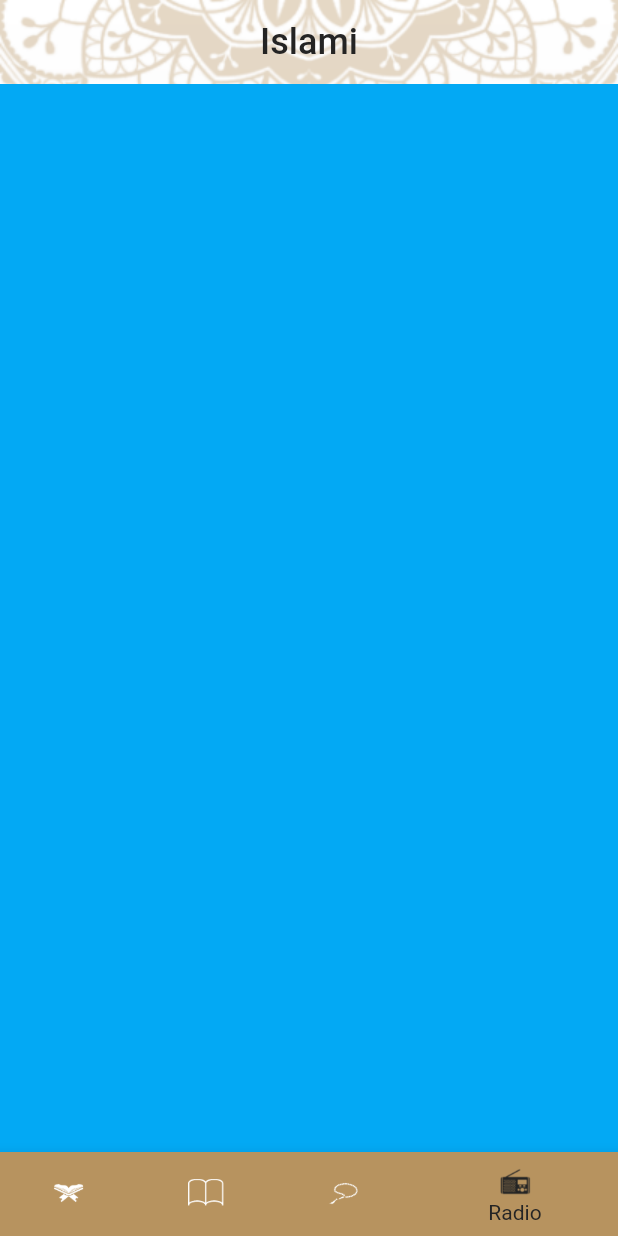
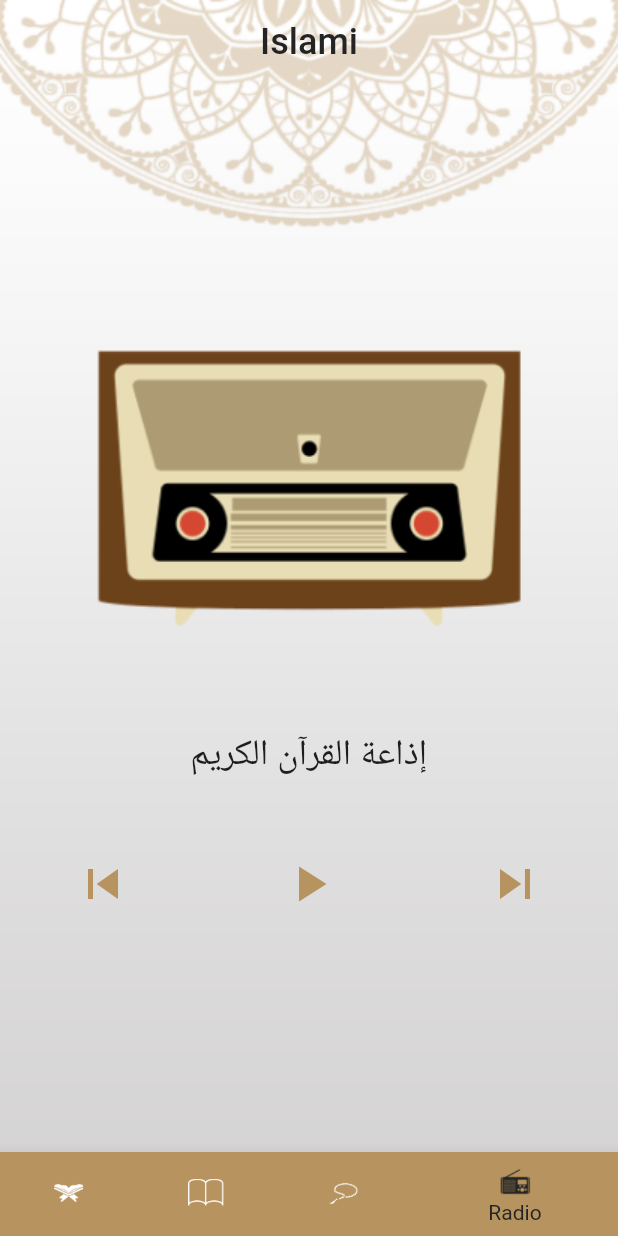
Before and after one commit to alimosaad/islamic_app, a Flutter app: the screen it shows after launch, item 4 of the bottom bar chosen, on a phone screen of 412 x 824 dp. Run offline on Flutter 3.47's test engine with Material 2 defaults, Android fonts, the phone set to English and light mode, and no system bars.

Commit message:
Finish radio tab.

```diff
--- a/lib/screens/home/radio/radio_tab.dart
+++ b/lib/screens/home/radio/radio_tab.dart
@@ -1,12 +1,27 @@
 import 'package:flutter/material.dart';
+import 'package:islami_app/MyThemeData.dart';
 
 class RadioTab extends StatelessWidget {
 
 
   @override
   Widget build(BuildContext context) {
-    return Container(
-      color: Colors.lightBlue,
+    return Column(
+      children: [
+        Spacer(),
+        Image.asset("assets/images/radio_main.png"),
+        SizedBox(height: 50,),
+        Text("إذاعة القرآن الكريم",style: Theme.of(context).textTheme.headlineSmall,),
+        SizedBox(height: 50,),
+        Row(
+          children: [
+            Expanded(child: Icon(Icons.skip_previous,color: MyThemeData.primaryColor,size: 40,)),
+            Expanded(child: Icon(Icons.play_arrow,color: MyThemeData.primaryColor,size: 40,)),
+            Expanded(child: Icon(Icons.skip_next,color: MyThemeData.primaryColor,size: 40,))
+          ],
+        ),
+        Spacer(),
+      ],
     );
   }
 }
```
Also changed, not shown: assets/images/radio_main.png (added), assets/images/x2/radio_main@2x.png (added), assets/images/x3/radio_main@3x.png (added).
